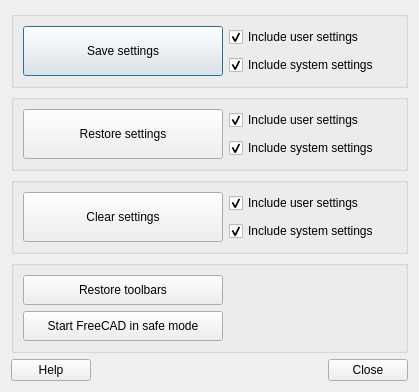
APEbbers/SaveAndRestore, file Resources/ui/ui_Dialog.ui: the form before one commit.
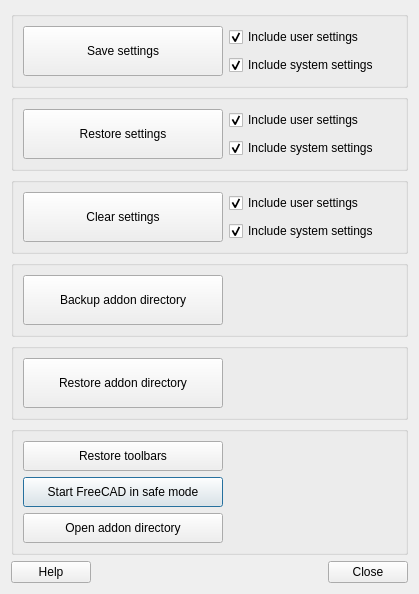
The form after the commit.

Commit message: Start with backup addon folder

Diff of the .ui file:
```diff
--- a/Resources/ui/ui_Dialog.ui
+++ b/Resources/ui/ui_Dialog.ui
@@ -7,97 +7,87 @@
     <x>0</x>
     <y>0</y>
     <width>419</width>
-    <height>377</height>
+    <height>542</height>
    </rect>
   </property>
   <property name="windowTitle">
    <string>Save and restore</string>
   </property>
   <layout class="QGridLayout" name="gridLayout_6">
-   <item row="0" column="0">
+   <item row="5" column="0">
     <widget class="QGroupBox" name="groupBox">
-     <layout class="QGridLayout" name="gridLayout">
-      <item row="0" column="0" rowspan="2">
-       <widget class="QPushButton" name="saveSettings">
-        <property name="minimumSize">
-         <size>
-          <width>200</width>
-          <height>50</height>
-         </size>
-        </property>
-        <property name="toolTip">
-         <string>Save &quot;user.cfg&quot; and &quot;system.cfg&quot; to a zipfile as backup.</string>
-        </property>
-        <property name="text">
-         <string>Save settings</string>
-        </property>
-       </widget>
-      </item>
-      <item row="0" column="1">
-       <widget class="QCheckBox" name="IncludeUser_Save">
-        <property name="text">
-         <string>Include user settings</string>
-        </property>
-        <property name="checked">
-         <bool>true</bool>
-        </property>
-       </widget>
-      </item>
-      <item row="1" column="1">
-       <widget class="QCheckBox" name="IncludeSystem_Save">
-        <property name="text">
-         <string>Include system settings</string>
-        </property>
-        <property name="checked">
-         <bool>true</bool>
-        </property>
-       </widget>
-      </item>
-     </layout>
-    </widget>
-   </item>
+     <layout class="QGridLayout" name="gridLayout_4">
    <item row="1" column="0">
-    <widget class="QGroupBox" name="groupBox">
-     <layout class="QGridLayout" name="gridLayout_2">
-      <item row="0" column="1">
-       <widget class="QCheckBox" name="IncludeUser_Restore">
+       <widget class="QPushButton" name="startSafeMode">
+        <property name="minimumSize">
+         <size>
+          <width>200</width>
+          <height>30</height>
+         </size>
+        </property>
         <property name="text">
-         <string>Include user settings</string>
-        </property>
-        <property name="checked">
-         <bool>true</bool>
+         <string>Start FreeCAD in safe mode</string>
         </property>
        </widget>
       </item>
-      <item row="0" column="0" rowspan="2">
-       <widget class="QPushButton" name="restoreSettings">
+      <item row="0" column="2">
+       <spacer name="horizontalSpacer_2">
+        <property name="orientation">
+         <enum>Qt::Orientation::Horizontal</enum>
+        </property>
+        <property name="sizeHint" stdset="0">
+         <size>
+          <width>40</width>
+          <height>20</height>
+         </size>
+        </property>
+       </spacer>
+      </item>
+      <item row="0" column="0">
+       <widget class="QPushButton" name="restoreToolbars">
         <property name="minimumSize">
          <size>
           <width>200</width>
-          <height>50</height>
+          <height>30</height>
          </size>
         </property>
         <property name="toolTip">
          <string>Restore &quot;user.cfg&quot; and &quot;system.cfg&quot; from a backup.</string>
         </property>
         <property name="text">
-         <string>Restore settings</string>
+         <string>Restore toolbars</string>
         </property>
        </widget>
       </item>
-      <item row="1" column="1">
-       <widget class="QCheckBox" name="IncludeSystem_Restore">
-        <property name="text">
-         <string>Include system settings</string>
+      <item row="2" column="0">
+       <widget class="QPushButton" name="OpenModDir">
+        <property name="minimumSize">
+         <size>
+          <width>200</width>
+          <height>30</height>
+         </size>
         </property>
-        <property name="checked">
-         <bool>true</bool>
+        <property name="text">
+         <string>Open addon directory</string>
         </property>
        </widget>
       </item>
      </layout>
     </widget>
    </item>
+   <item row="6" column="0">
+    <spacer name="verticalSpacer">
+     <property name="orientation">
+      <enum>Qt::Orientation::Vertical</enum>
+     </property>
+     <property name="sizeHint" stdset="0">
+      <size>
+       <width>20</width>
+       <height>20</height>
+      </size>
+     </property>
+    </spacer>
+   </item>
    <item row="2" column="0">
     <widget class="QGroupBox" name="groupBox_2">
      <layout class="QGridLayout" name="gridLayout_5">
@@ -140,27 +130,72 @@
      </layout>
     </widget>
    </item>
+   <item row="0" column="0">
+    <widget class="QGroupBox" name="groupBox">
+     <layout class="QGridLayout" name="gridLayout">
+      <item row="0" column="0" rowspan="2">
+       <widget class="QPushButton" name="saveSettings">
+        <property name="minimumSize">
+         <size>
+          <width>200</width>
+          <height>50</height>
+         </size>
+        </property>
+        <property name="toolTip">
+         <string>Save &quot;user.cfg&quot; and &quot;system.cfg&quot; to a zipfile as backup.</string>
+        </property>
+        <property name="text">
+         <string>Save settings</string>
+        </property>
+       </widget>
+      </item>
+      <item row="0" column="1">
+       <widget class="QCheckBox" name="IncludeUser_Save">
+        <property name="text">
+         <string>Include user settings</string>
+        </property>
+        <property name="checked">
+         <bool>true</bool>
+        </property>
+       </widget>
+      </item>
+      <item row="1" column="1">
+       <widget class="QCheckBox" name="IncludeSystem_Save">
+        <property name="text">
+         <string>Include system settings</string>
+        </property>
+        <property name="checked">
+         <bool>true</bool>
+        </property>
+       </widget>
+      </item>
+     </layout>
+    </widget>
+   </item>
    <item row="3" column="0">
-    <widget class="QGroupBox" name="groupBox">
-     <layout class="QGridLayout" name="gridLayout_4">
+    <widget class="QGroupBox" name="groupBox_3">
+     <property name="title">
+      <string/>
+     </property>
+     <layout class="QGridLayout" name="gridLayout_7">
       <item row="0" column="0">
-       <widget class="QPushButton" name="restoreToolbars">
+       <widget class="QPushButton" name="BackupMod">
         <property name="minimumSize">
          <size>
           <width>200</width>
-          <height>30</height>
+          <height>50</height>
          </size>
         </property>
         <property name="toolTip">
          <string>Restores all toolbars for every workbench.</string>
         </property>
         <property name="text">
-         <string>Restore toolbars</string>
+         <string>Backup addon directory</string>
         </property>
        </widget>
       </item>
-      <item row="0" column="2">
-       <spacer name="horizontalSpacer_2">
+      <item row="0" column="1">
+       <spacer name="horizontalSpacer_3">
         <property name="orientation">
          <enum>Qt::Orientation::Horizontal</enum>
         </property>
@@ -172,36 +207,10 @@
         </property>
        </spacer>
       </item>
-      <item row="1" column="0">
-       <widget class="QPushButton" name="startSafeMode">
-        <property name="minimumSize">
-         <size>
-          <width>200</width>
-          <height>30</height>
-         </size>
-        </property>
-        <property name="text">
-         <string>Start FreeCAD in safe mode</string>
-        </property>
-       </widget>
-      </item>
      </layout>
     </widget>
    </item>
-   <item row="4" column="0">
-    <spacer name="verticalSpacer">
-     <property name="orientation">
-      <enum>Qt::Orientation::Vertical</enum>
-     </property>
-     <property name="sizeHint" stdset="0">
-      <size>
-       <width>20</width>
-       <height>20</height>
-      </size>
-     </property>
-    </spacer>
-   </item>
-   <item row="5" column="0">
+   <item row="7" column="0">
     <layout class="QGridLayout" name="gridLayout_3">
      <item row="0" column="1">
       <spacer name="horizontalSpacer">
@@ -232,6 +241,83 @@
      </item>
     </layout>
    </item>
+   <item row="1" column="0">
+    <widget class="QGroupBox" name="groupBox">
+     <layout class="QGridLayout" name="gridLayout_2">
+      <item row="0" column="1">
+       <widget class="QCheckBox" name="IncludeUser_Restore">
+        <property name="text">
+         <string>Include user settings</string>
+        </property>
+        <property name="checked">
+         <bool>true</bool>
+        </property>
+       </widget>
+      </item>
+      <item row="0" column="0" rowspan="2">
+       <widget class="QPushButton" name="restoreSettings">
+        <property name="minimumSize">
+         <size>
+          <width>200</width>
+          <height>50</height>
+         </size>
+        </property>
+        <property name="toolTip">
+         <string>Restore &quot;user.cfg&quot; and &quot;system.cfg&quot; from a backup.</string>
+        </property>
+        <property name="text">
+         <string>Restore settings</string>
+        </property>
+       </widget>
+      </item>
+      <item row="1" column="1">
+       <widget class="QCheckBox" name="IncludeSystem_Restore">
+        <property name="text">
+         <string>Include system settings</string>
+        </property>
+        <property name="checked">
+         <bool>true</bool>
+        </property>
+       </widget>
+      </item>
+     </layout>
+    </widget>
+   </item>
+   <item row="4" column="0">
+    <widget class="QGroupBox" name="groupBox_4">
+     <property name="title">
+      <string/>
+     </property>
+     <layout class="QGridLayout" name="gridLayout_8">
+      <item row="0" column="0">
+       <widget class="QPushButton" name="RestoreMod">
+        <property name="minimumSize">
+         <size>
+          <width>200</width>
+          <height>50</height>
+         </size>
+        </property>
+        <property name="text">
+         <string>Restore addon directory</string>
+        </property>
+       </widget>
+      </item>
+      <item row="0" column="1">
+       <spacer name="horizontalSpacer_4">
+        <property name="orientation">
+         <enum>Qt::Orientation::Horizontal</enum>
+        </property>
+        <property name="sizeHint" stdset="0">
+         <size>
+          <width>40</width>
+          <height>20</height>
+         </size>
+        </property>
+       </spacer>
+      </item>
+     </layout>
+    </widget>
+   </item>
   </layout>
  </widget>
  <resources/>
```
Left out of the diff: 5 changed lines with no effect on the pictures. Lines whose indentation alone changed are shown as unchanged. The commit also changes 2 other files.
